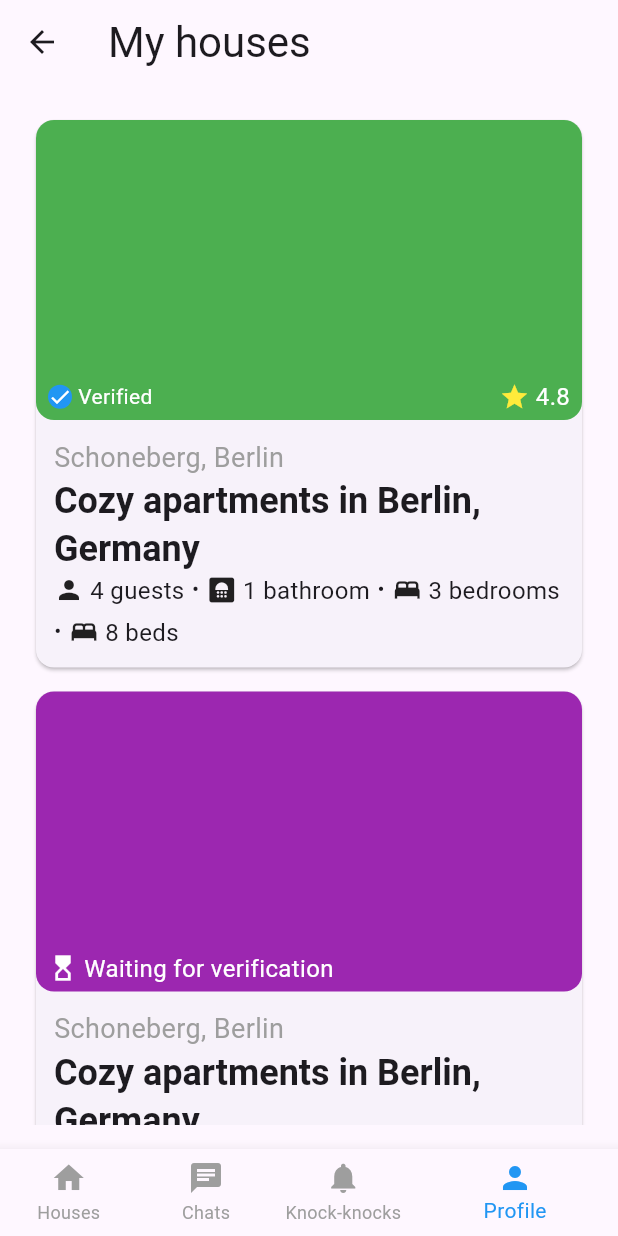
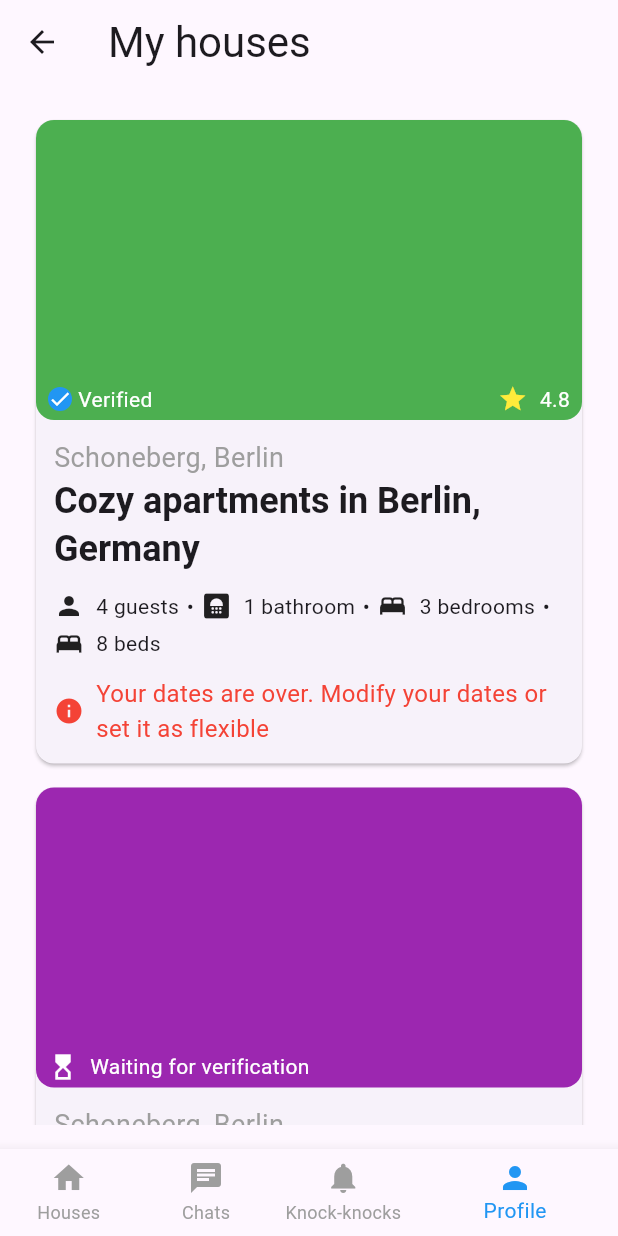
Before and after one commit to BekhruzMakhmudov/figma, a Flutter app: the screen it shows after launch, item 2 of the bottom bar chosen, on a phone screen of 412 x 824 dp. Run offline on Flutter 3.47's test engine with Material 3 defaults, Android fonts, the phone set to English and light mode, and no system bars; our stand-ins replace table_calendar.

Commit message:
Updated house card and icon text widgets for my houses list screen

```diff
--- a/lib/data/house_data.dart
+++ b/lib/data/house_data.dart
@@ -82,12 +82,7 @@ List<HouseModel> houses = [
       HouseDetail.guest: 4,
       HouseDetail.bathroom: 1,
     },
-    availablePeriods: [
-      DateTimeRange(
-        start: DateTime(2021, 10, 15),
-        end: DateTime(2021, 10, 17),
-      ),
-    ],
+    availablePeriods: [],
     rooms: rooms,
     amenities: [
       AmenityFilters.wifi,
--- a/lib/model/house_model.dart
+++ b/lib/model/house_model.dart
@@ -10,27 +10,29 @@ import '../widget/text/icon_text.dart';
 class HouseModel {
   static int nextId = 0;
   final int id;
-  final String title;
   final AddressModel address;
   final int ownerId;
   final Map<HouseDetail, int> detail;
   final List<RoomModel> rooms;
-  final String about;
-  final String rules;
-  final StatusFilters? status;
   final TypeAccommodation type;
   final int size;
-  final Color? image;
-  bool? isVerified;
+  final Color image;
+  final List<AmenityFilters> amenities;
+  String title;
+  String about;
+  String rules;
+  bool isVerified;
   bool isFavorite;
   bool isPublished;
-  List<AmenityFilters> amenities;
+  bool isFlexible;
+  StatusFilters? status;
   List<ReviewModel> reviews;
   List<DateTimeRange> availablePeriods;
   HouseModel({
     this.isVerified = false,
     this.isFavorite = false,
     this.isPublished = false,
+    this.isFlexible = false,
     required this.address,
     required this.title,
     required this.ownerId,
@@ -41,8 +43,8 @@ class HouseModel {
     required this.type,
     required this.size,
     this.status,
-    this.image,
-    this.amenities = const [],
+    required this.image,
+    required this.amenities,
     this.reviews = const [],
     this.availablePeriods = const [],
   }) : id = nextId++;
--- a/lib/screen/house/house_detail_screen.dart
+++ b/lib/screen/house/house_detail_screen.dart
@@ -41,7 +41,7 @@ class _HouseDetailScreenState extends State<HouseDetailScreen> {
                 padding: const EdgeInsets.only(bottom: 6),
                 child: ChipStatus(status: widget.houseModel.status!),
               ),
-            if (!widget.houseModel.isVerified! &&
+            if (!widget.houseModel.isVerified &&
                 widget.houseModel.owner != users[0])
               Text(
                 'You can not Knock until the accommodation is verified',
@@ -67,7 +67,7 @@ class _HouseDetailScreenState extends State<HouseDetailScreen> {
                   WidgetSpan(
                     child: SizedBox(width: 4),
                   ),
-                  if (widget.houseModel.isVerified!)
+                  if (widget.houseModel.isVerified)
                     WidgetSpan(
                       child: Icon(
                         Icons.check_circle,
--- a/lib/widget/house/house_card.dart
+++ b/lib/widget/house/house_card.dart
@@ -62,10 +62,10 @@ class _HouseCardState extends State<HouseCard> {
                       )
                     : null,
                 footer: Padding(
-                  padding: EdgeInsets.symmetric(horizontal: 8,vertical: 4),
-                  child: (widget.houseModel.isVerified!)
+                  padding: EdgeInsets.symmetric(horizontal: 8, vertical: 4),
+                  child: (widget.houseModel.isVerified)
                       ? Row(
-                        mainAxisAlignment: MainAxisAlignment.spaceBetween,
+                          mainAxisAlignment: MainAxisAlignment.spaceBetween,
                           children: [
                             Row(
                               children: [
@@ -126,11 +126,24 @@ class _HouseCardState extends State<HouseCard> {
                       isBold: true,
                       isLarge: false,
                     ),
-                  HouseProperty(
-                    houseModel: widget.houseModel,
+                  Padding(
+                    padding: const EdgeInsets.symmetric(vertical: 12),
+                    child: HouseProperty(
+                      houseModel: widget.houseModel,
+                    ),
                   ),
-                  if (widget.houseModel.ownerId != users[0].id)
-                    SizedBox(height: 8),
+                  if (widget.houseModel.availablePeriods.isEmpty &&
+                      !widget.houseModel.isFlexible &&
+                      widget.houseModel.ownerId == users[0].id)
+                    IconText(
+                      icon: Icons.info,
+                      text:
+                          'Your dates are over. Modify your dates or set it as flexible',
+                      size: 16,
+                      isExpanded: true,
+                      iconColor: Colors.red,
+                      textColor: Colors.red,
+                    ),
                   if (widget.houseModel.ownerId != users[0].id)
                     Row(
                       mainAxisAlignment: MainAxisAlignment.spaceBetween,
--- a/lib/widget/knock/knock_card.dart
+++ b/lib/widget/knock/knock_card.dart
@@ -48,7 +48,7 @@ class _KnockCardState extends State<KnockCard> {
             ),
             SizedBox(height: 8),
             ProfileCard(
-              color: widget.knockModel.house.image!,
+              color: widget.knockModel.house.image,
               size: 70,
               title: IconText(
                 icon: Icons.calendar_month,
--- a/lib/widget/review/review_house.dart
+++ b/lib/widget/review/review_house.dart
@@ -22,7 +22,7 @@ class ReviewHouse extends StatelessWidget {
             padding: const EdgeInsets.all(8.0),
             child: ProfileCard(
               size: 50,
-              color: houseModel.image!,
+              color: houseModel.image,
               title: Text(houseModel.fullTitle),
               subtitle: Row(
                 children: [
--- a/lib/widget/text/icon_text.dart
+++ b/lib/widget/text/icon_text.dart
@@ -5,12 +5,16 @@ class IconText extends StatelessWidget {
   final String text;
   final Color? iconColor;
   final Color? textColor;
+  final double? size;
+  final bool? isExpanded;
   const IconText({
     super.key,
     required this.icon,
     required this.text,
     this.iconColor,
     this.textColor,
+    this.size,
+    this.isExpanded,
   });
   @override
   Widget build(BuildContext context) {
@@ -18,12 +22,21 @@ class IconText extends StatelessWidget {
       mainAxisSize: MainAxisSize.min,
       children: [
         Icon(icon, size: 20, color: iconColor),
-        SizedBox(width: 4),
-        Text(
-          text,
-          style: TextStyle(
-            fontSize: 16,
-            color: textColor,
+        SizedBox(width: 8),
+        isExpanded==null? Text(
+            text,
+            style: TextStyle(
+              fontSize: size ?? 14,
+              color: textColor ?? Theme.of(context).colorScheme.onSurface,
+            ),
+          ):
+        Expanded(
+          child: Text(
+            text,
+            style: TextStyle(
+              fontSize: size ?? 14,
+              color: textColor ?? Theme.of(context).colorScheme.onSurface,
+            ),
           ),
         ),
       ],
```
